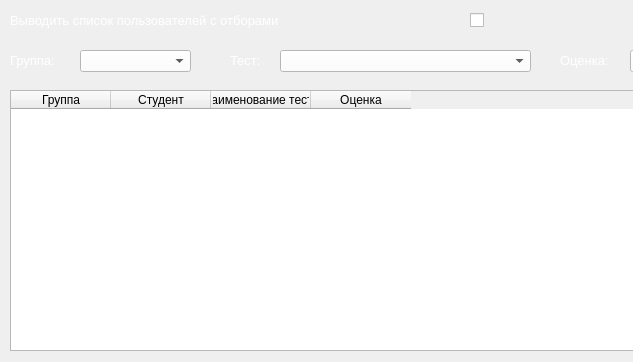
This is usersteststatswindow.ui in RCh-stack/ray-tracing-alpha-1.3 as Qt 5 draws it before an edit; both pictures show x 0 to 633 and y 0 to 362 of the 920 by 362 pixel window. The edited form follows.
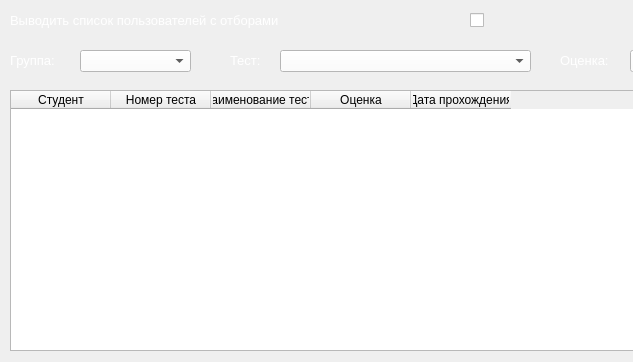
This is the edited form. Icons and pictures are not drawn.

What changed in the file:
```diff
--- a/usersteststatswindow.ui
+++ b/usersteststatswindow.ui
@@ -134,16 +134,16 @@
    <property name="editTriggers">
     <set>QAbstractItemView::NoEditTriggers</set>
    </property>
-   <column>
-    <property name="text">
-     <string>Группа</string>
-    </property>
-   </column>
    <column>
     <property name="text">
      <string>Студент</string>
     </property>
    </column>
+   <column>
+    <property name="text">
+     <string>Номер теста</string>
+    </property>
+   </column>
    <column>
     <property name="text">
      <string>Наименование теста</string>
@@ -154,6 +154,11 @@
      <string>Оценка</string>
     </property>
    </column>
+   <column>
+    <property name="text">
+     <string>Дата прохождения</string>
+    </property>
+   </column>
   </widget>
   <widget class="QPushButton" name="button_exit">
    <property name="geometry">
```
